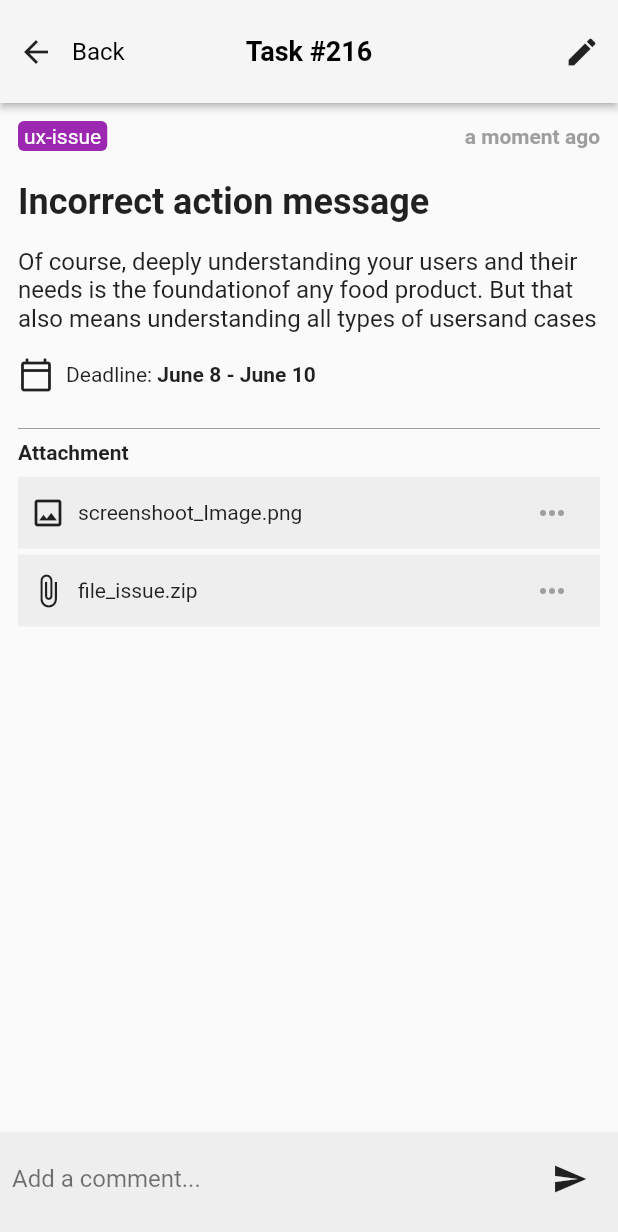
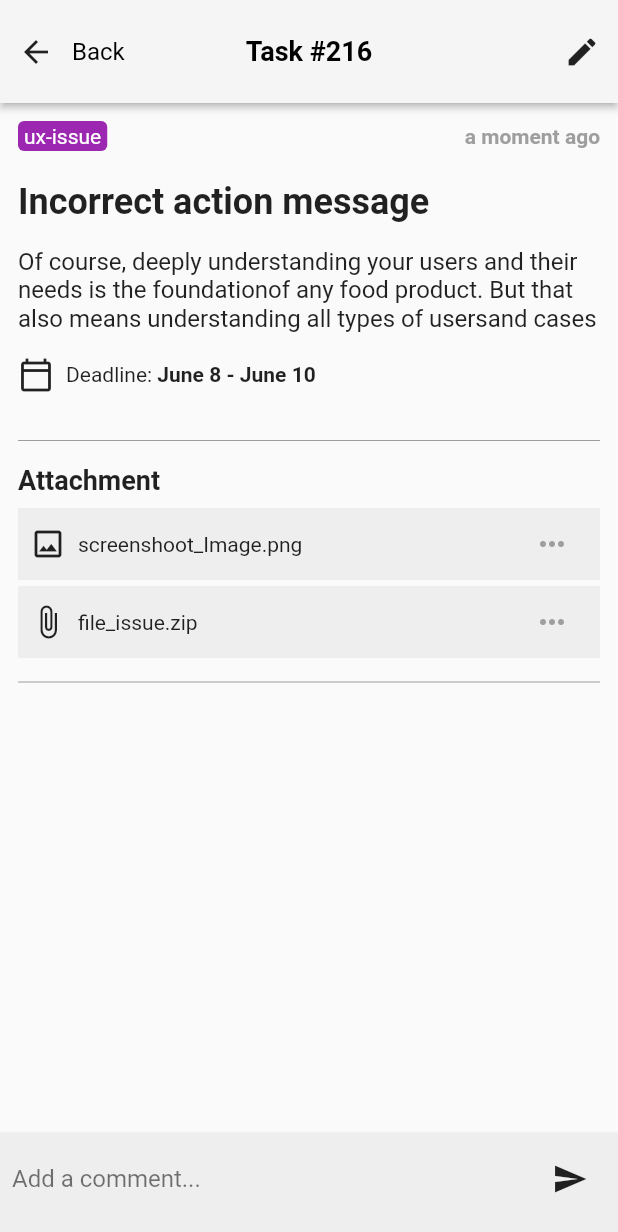
Before and after one commit to JAICHANGPARK/flutter_notebook_13th_story, a Flutter app: the screen it shows after launch, after a tap on an icon or button, on a phone screen of 412 x 824 dp. Shown: the top 1232 px of the screen. Run offline on Flutter 3.47's test engine with Material 2 defaults, Android fonts, the light colour scheme and no system bars; our stand-ins replace get, timeago.

Commit message:
Update task_edit_page.dart

```diff
--- a/lib/ep813_task_manager_app/ui/task_edit_page.dart
+++ b/lib/ep813_task_manager_app/ui/task_edit_page.dart
@@ -121,11 +121,14 @@ class _TaskEditPageState extends State<TaskEditPage> {
                       ),
                       Divider(
                         color: Colors.grey,
+                        height: 32,
                       ),
+
                       Text(
                         "Attachment",
                         style: TextStyle(
                           fontWeight: FontWeight.bold,
+                          fontSize: 18
                         ),
                       ),
                       SizedBox(
@@ -173,6 +176,16 @@ class _TaskEditPageState extends State<TaskEditPage> {
                             ),
                           ],
                         ),
+                      ),
+
+                      Divider(
+                        color: Colors.grey,
+                        height: 32,
+                      ),
+                      Row(
+                        children: [
+
+                        ],
                       )
                     ],
                   ),
```
